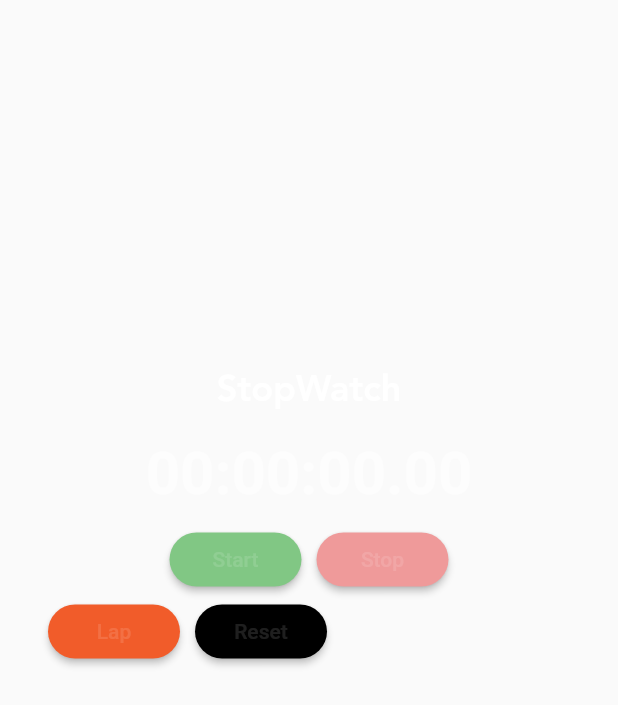
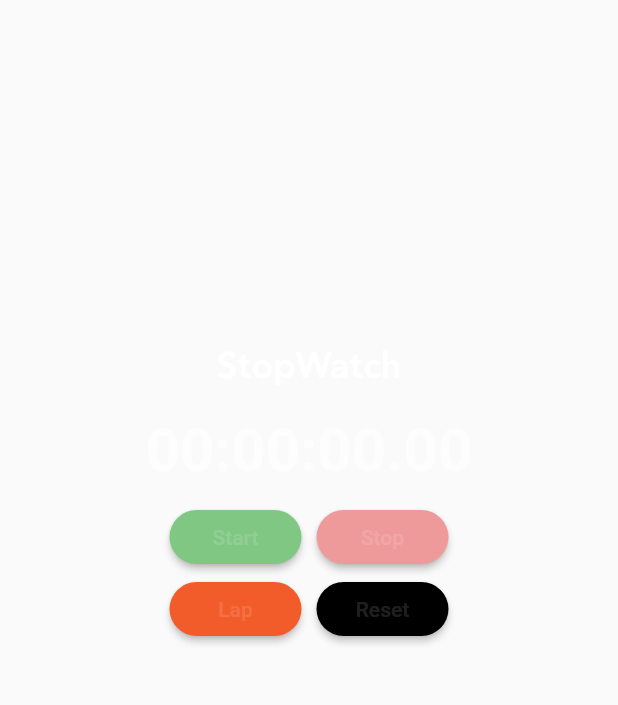
Before and after one commit to thesourabhk/alarm_clock_app, a Flutter app: the StopwatchPager widget shown alone on an empty page, opened directly, on a phone screen of 412 x 824 dp. Shown: the top 705 px of the screen. Run offline on Flutter 3.47's test engine with Material 2 defaults, Android fonts, the phone set to English and light mode, and no system bars; our stand-ins replace dotted_border, flutter_local_notifications, sqflite, stop_watch_timer; accounts and stored records are empty.

Commit message:
stopwatch added

```diff
--- a/lib/views/stopwatch_page.dart
+++ b/lib/views/stopwatch_page.dart
@@ -75,6 +75,7 @@ class _StopwatchPagerState extends State<StopwatchPager> {
                 ],
               ),
               Row(
+                mainAxisAlignment: MainAxisAlignment.center,
                 children: [
                   CustomButton(
                     color: Color(0xFFF15C2A),
@@ -96,7 +97,7 @@ class _StopwatchPagerState extends State<StopwatchPager> {
             ],
           ),
           Container(
-            height: 120,
+            height: 150,
             margin: const EdgeInsets.all(8),
             child: StreamBuilder<List<StopWatchRecord>>(
               stream: _stopWatchTimer.records,
@@ -106,6 +107,7 @@ class _StopwatchPagerState extends State<StopwatchPager> {
                 final value = snapshot.data;
                 if (value.isEmpty) {
                   return Container();
+                }
                 // ignore: dead_code
                 Future.delayed(const Duration(milliseconds: 100), () {
                   _scrollController.animateTo(
@@ -125,15 +127,14 @@ class _StopwatchPagerState extends State<StopwatchPager> {
                             padding: const EdgeInsets.all(8.0),
                             child: Text('${index + 1} - ${data.displayTime}',
                                 style: TextStyle(
-                                      fontSize: 15,
-                                      fontWeight: FontWeight.bold))),
+                                    fontSize: 20,
+                                    fontWeight: FontWeight.w700))),
                         Divider(height: 1.0),
                       ],
                     );
                   },
                   itemCount: value.length,
                 );
-                }
               },
             ),
           ),
```
Lines whose indentation alone changed are shown as unchanged.
